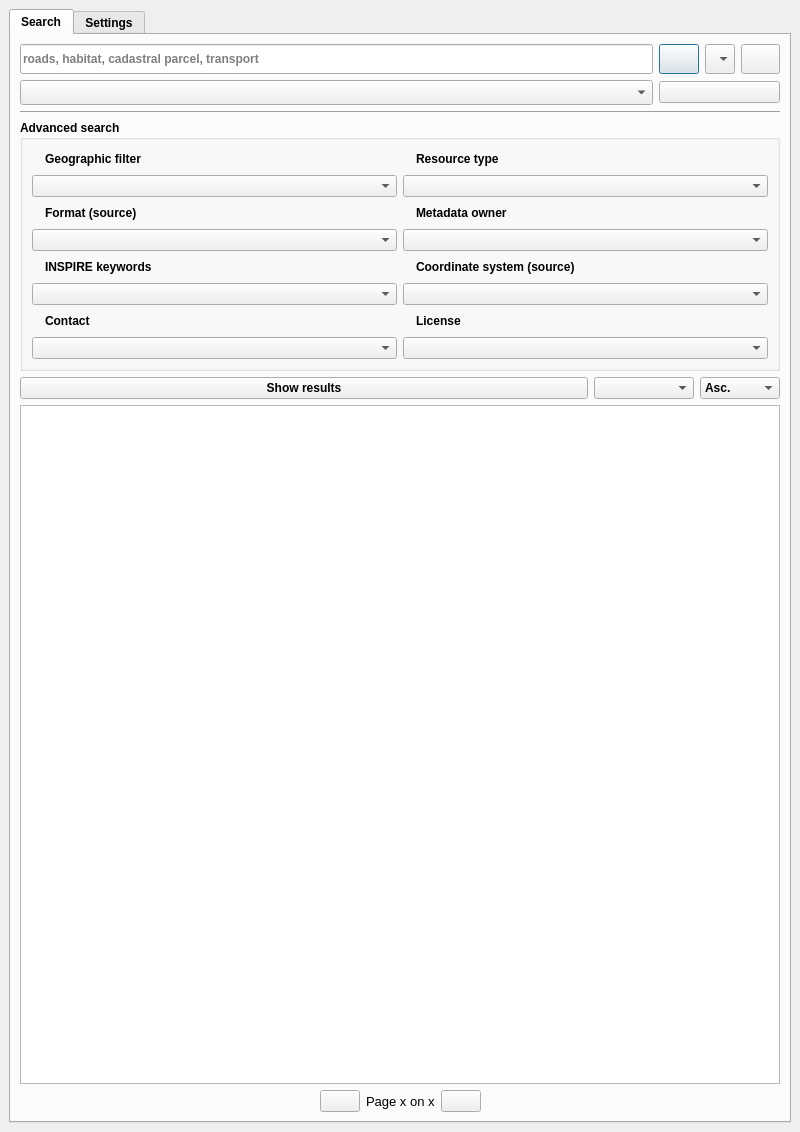
This is ui/isogeo_dockwidget_base.ui in isogeo/isogeo-plugin-qgis as Qt 5 draws it before an edit. The edited form follows.
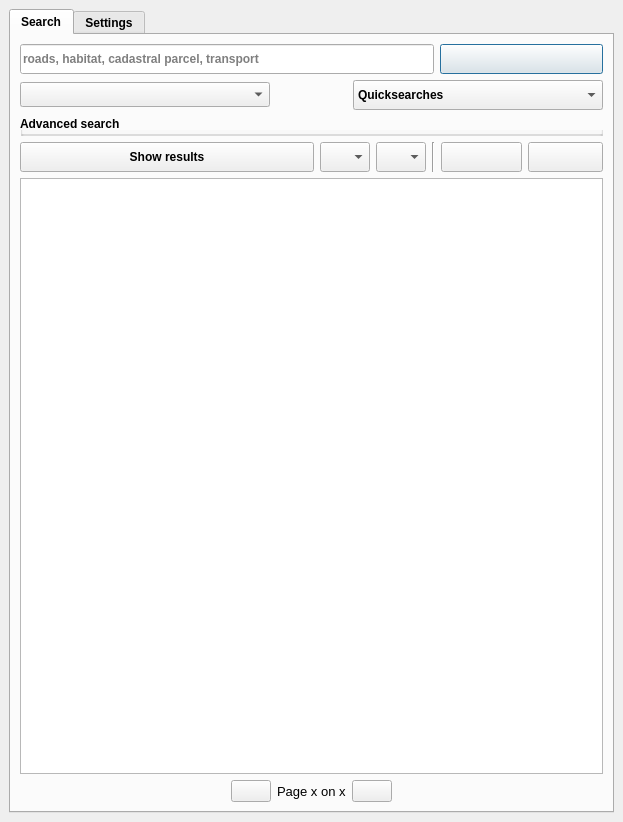
This is the edited form. Icons and pictures are not drawn. Custom widgets are drawn as their Qt base class.

Commit message: specifiy sizes and combobboxes insert order

```diff
--- a/ui/isogeo_dockwidget_base.ui
+++ b/ui/isogeo_dockwidget_base.ui
@@ -6,8 +6,8 @@
    <rect>
     <x>0</x>
     <y>0</y>
-    <width>800</width>
-    <height>1132</height>
+    <width>623</width>
+    <height>822</height>
    </rect>
   </property>
   <property name="minimumSize">
@@ -18,7 +18,7 @@
   </property>
   <property name="maximumSize">
    <size>
-    <width>800</width>
+    <width>900</width>
     <height>1792</height>
    </size>
   </property>
@@ -67,6 +67,12 @@
        <number>0</number>
       </property>
       <widget class="QWidget" name="tab_search">
+       <property name="maximumSize">
+        <size>
+         <width>875</width>
+         <height>2000</height>
+        </size>
+       </property>
        <attribute name="icon">
         <iconset resource="../resources.qrc">
          <normaloff>:/plugins/Isogeo/resources/search/search.svg</normaloff>:/plugins/Isogeo/resources/search/search.svg</iconset>
@@ -75,19 +81,19 @@
         <string>Search</string>
        </attribute>
        <layout class="QGridLayout" name="gridLayout_8">
-        <item column="0" row="3">
+        <item column="0" row="2">
          <layout class="QHBoxLayout" name="horizontalLayout_17">
           <item>
            <widget class="QPushButton" name="btn_show">
             <property name="minimumSize">
              <size>
               <width>201</width>
-              <height>0</height>
+              <height>30</height>
              </size>
             </property>
             <property name="maximumSize">
              <size>
-              <width>16777215</width>
+              <width>800</width>
               <height>30</height>
              </size>
             </property>
@@ -105,96 +111,275 @@
           </item>
           <item>
            <widget class="QComboBox" name="cbb_ob">
+            <property name="minimumSize">
+             <size>
+              <width>35</width>
+              <height>0</height>
+             </size>
+            </property>
             <property name="maximumSize">
              <size>
-              <width>100</width>
+              <width>50</width>
               <height>30</height>
              </size>
             </property>
             <property name="toolTip">
              <string>Sorting method</string>
             </property>
+            <property name="sizeAdjustPolicy">
+             <enum>QComboBox::AdjustToContents</enum>
+            </property>
            </widget>
           </item>
           <item>
            <widget class="QComboBox" name="cbb_od">
             <property name="minimumSize">
              <size>
-              <width>0</width>
+              <width>35</width>
               <height>0</height>
              </size>
             </property>
             <property name="maximumSize">
              <size>
-              <width>80</width>
+              <width>50</width>
               <height>30</height>
              </size>
             </property>
             <property name="toolTip">
              <string>Sorting direction</string>
             </property>
+            <property name="maxVisibleItems">
+             <number>3</number>
+            </property>
+            <property name="maxCount">
+             <number>3</number>
+            </property>
+            <property name="insertPolicy">
+             <enum>QComboBox::InsertAlphabetically</enum>
+            </property>
+            <property name="sizeAdjustPolicy">
+             <enum>QComboBox::AdjustToMinimumContentsLengthWithIcon</enum>
+            </property>
+            <property name="minimumContentsLength">
+             <number>10</number>
+            </property>
+           </widget>
+          </item>
+          <item>
+           <widget class="Line" name="line_2">
+            <property name="orientation">
+             <enum>Qt::Vertical</enum>
+            </property>
+           </widget>
+          </item>
+          <item>
+           <widget class="QPushButton" name="btn_reinit">
+            <property name="minimumSize">
+             <size>
+              <width>81</width>
+              <height>0</height>
+             </size>
+            </property>
+            <property name="maximumSize">
+             <size>
+              <width>75</width>
+              <height>30</height>
+             </size>
+            </property>
+            <property name="toolTip">
+             <string>Reset all input fields</string>
+            </property>
+            <property name="text">
+             <string />
+            </property>
+            <property name="icon">
+             <iconset resource="../resources.qrc">
+              <normaloff>:/plugins/Isogeo/resources/undo.svg</normaloff>:/plugins/Isogeo/resources/undo.svg</iconset>
+            </property>
+            <property name="iconSize">
+             <size>
+              <width>18</width>
+              <height>18</height>
+             </size>
+            </property>
+           </widget>
+          </item>
+          <item>
+           <widget class="QPushButton" name="btn_quicksearch_save">
+            <property name="maximumSize">
+             <size>
+              <width>75</width>
+              <height>30</height>
+             </size>
+            </property>
+            <property name="font">
+             <font>
+              <pointsize>8</pointsize>
+             </font>
+            </property>
+            <property name="toolTip">
+             <string>Save research</string>
+            </property>
+            <property name="text">
+             <string />
+            </property>
+            <property name="icon">
+             <iconset resource="../resources.qrc">
+              <normaloff>:/plugins/Isogeo/resources/save.svg</normaloff>:/plugins/Isogeo/resources/save.svg</iconset>
+            </property>
+            <property name="iconSize">
+             <size>
+              <width>18</width>
+              <height>18</height>
+             </size>
+            </property>
+           </widget>
+          </item>
+         </layout>
+        </item>
+        <item column="0" row="0">
+         <layout class="QGridLayout" name="lyt_search">
+          <item colspan="3" column="2" row="1">
+           <widget class="QComboBox" name="cbb_quicksearch_use">
+            <property name="minimumSize">
+             <size>
+              <width>250</width>
+              <height>30</height>
+             </size>
+            </property>
+            <property name="maximumSize">
+             <size>
+              <width>300</width>
+              <height>40</height>
+             </size>
+            </property>
+            <property name="sizeIncrement">
+             <size>
+              <width>2</width>
+              <height>0</height>
+             </size>
+            </property>
+            <property name="toolTip">
+             <string>Quick searches</string>
+            </property>
+            <property name="autoFillBackground">
+             <bool>true</bool>
+            </property>
+            <property name="insertPolicy">
+             <enum>QComboBox::InsertAlphabetically</enum>
+            </property>
+            <property name="iconSize">
+             <size>
+              <width>20</width>
+              <height>20</height>
+             </size>
+            </property>
             <item>
              <property name="text">
-              <string>Asc.</string>
+              <string>Quicksearches</string>
              </property>
              <property name="icon">
               <iconset resource="../resources.qrc">
                <normaloff>:/plugins/Isogeo/resources/results/sort-alpha-asc.svg</normaloff>:/plugins/Isogeo/resources/results/sort-alpha-asc.svg</iconset>
              </property>
             </item>
-            <item>
-             <property name="text">
-              <string>Des.</string>
-             </property>
-             <property name="icon">
-              <iconset resource="../resources.qrc">
-               <normaloff>:/plugins/Isogeo/resources/results/sort-alpha-desc.svg</normaloff>:/plugins/Isogeo/resources/results/sort-alpha-desc.svg</iconset>
-             </property>
-            </item>
+           </widget>
+          </item>
+          <item column="0" row="1">
+           <widget class="QComboBox" name="cbb_keywords">
+            <property name="minimumSize">
+             <size>
+              <width>250</width>
+              <height>25</height>
+             </size>
+            </property>
+            <property name="autoFillBackground">
+             <bool>true</bool>
+            </property>
+           </widget>
+          </item>
+          <item column="1" row="1">
+           <spacer name="horizontalSpacer_12">
+            <property name="orientation">
+             <enum>Qt::Horizontal</enum>
+            </property>
+            <property name="sizeHint" stdset="0">
+             <size>
+              <width>40</width>
+              <height>20</height>
+             </size>
+            </property>
+           </spacer>
+          </item>
+          <item colspan="2" column="3" row="0">
+           <widget class="QPushButton" name="btn_search_go">
+            <property name="minimumSize">
+             <size>
+              <width>0</width>
+              <height>30</height>
+             </size>
+            </property>
+            <property name="maximumSize">
+             <size>
+              <width>16777215</width>
+              <height>30</height>
+             </size>
+            </property>
+            <property name="cursor">
+             <cursorShape>PointingHandCursor</cursorShape>
+            </property>
+            <property name="toolTip">
+             <string>Launch search</string>
+            </property>
+            <property name="autoFillBackground">
+             <bool>true</bool>
+            </property>
+            <property name="text">
+             <string />
+            </property>
+            <property name="icon">
+             <iconset resource="../resources.qrc">
+              <normaloff>:/plugins/Isogeo/resources/search/search.svg</normaloff>:/plugins/Isogeo/resources/search/search.svg</iconset>
+            </property>
+            <property name="autoDefault">
+             <bool>true</bool>
+            </property>
+            <property name="default">
+             <bool>true</bool>
+            </property>
+            <property name="flat">
+             <bool>false</bool>
+            </property>
+           </widget>
+          </item>
+          <item colspan="3" column="0" row="0">
+           <widget class="QLineEdit" name="txt_input">
+            <property name="minimumSize">
+             <size>
+              <width>200</width>
+              <height>30</height>
+             </size>
+            </property>
+            <property name="toolTip">
+             <string>Enter your search terms</string>
+            </property>
+            <property name="autoFillBackground">
+             <bool>true</bool>
+            </property>
+            <property name="inputMask">
+             <string />
+            </property>
+            <property name="text">
+             <string />
+            </property>
+            <property name="placeholderText">
+             <string>roads, habitat, cadastral parcel, transport</string>
+            </property>
            </widget>
           </item>
          </layout>
         </item>
         <item column="0" row="4">
-         <widget class="QTableWidget" name="tbl_result">
-          <property name="editTriggers">
-           <set>QAbstractItemView::NoEditTriggers</set>
-          </property>
-          <property name="sortingEnabled">
-           <bool>false</bool>
-          </property>
-          <attribute name="horizontalHeaderVisible">
-           <bool>false</bool>
-          </attribute>
-          <attribute name="horizontalHeaderShowSortIndicator" stdset="0">
-           <bool>false</bool>
-          </attribute>
-          <attribute name="verticalHeaderVisible">
-           <bool>false</bool>
-          </attribute>
-          <column>
-           <property name="text">
-            <string>Title</string>
-           </property>
-          </column>
-          <column>
-           <property name="text">
-            <string>Modified</string>
-           </property>
-          </column>
-          <column>
-           <property name="text">
-            <string>Type</string>
-           </property>
-          </column>
-          <column>
-           <property name="text">
-            <string>Add</string>
-           </property>
-          </column>
-         </widget>
-        </item>
-        <item column="0" row="5">
          <layout class="QHBoxLayout" name="horizontalLayout_12">
           <item>
            <spacer name="horizontalSpacer_7">
@@ -266,184 +451,46 @@
           </item>
          </layout>
         </item>
-        <item column="0" row="0">
-         <layout class="QGridLayout" name="lyt_search">
-          <item column="2" row="0">
-           <widget class="QComboBox" name="cbb_quicksearch_use">
-            <property name="maximumSize">
-             <size>
-              <width>16777215</width>
-              <height>30</height>
-             </size>
-            </property>
-            <property name="toolTip">
-             <string>Quick searches</string>
-            </property>
-            <property name="autoFillBackground">
-             <bool>true</bool>
-            </property>
-            <property name="insertPolicy">
-             <enum>QComboBox::InsertAlphabetically</enum>
-            </property>
-            <property name="iconSize">
-             <size>
-              <width>20</width>
-              <height>20</height>
-             </size>
-            </property>
-            <item>
-             <property name="text">
-              <string />
-             </property>
-             <property name="icon">
-              <iconset resource="../resources.qrc">
-               <normaloff>:/plugins/Isogeo/resources/search/bolt.svg</normaloff>:/plugins/Isogeo/resources/search/bolt.svg</iconset>
-             </property>
-            </item>
-           </widget>
-          </item>
-          <item column="0" row="1">
-           <widget class="QComboBox" name="cbb_keywords">
-            <property name="minimumSize">
-             <size>
-              <width>0</width>
-              <height>25</height>
-             </size>
-            </property>
-           </widget>
-          </item>
-          <item column="0" row="0">
-           <widget class="QLineEdit" name="txt_input">
-            <property name="minimumSize">
-             <size>
-              <width>200</width>
-              <height>30</height>
-             </size>
-            </property>
-            <property name="toolTip">
-             <string>Enter your search terms</string>
-            </property>
-            <property name="autoFillBackground">
-             <bool>true</bool>
-            </property>
-            <property name="inputMask">
-             <string />
-            </property>
-            <property name="text">
-             <string />
-            </property>
-            <property name="placeholderText">
-             <string>roads, habitat, cadastral parcel, transport</string>
-            </property>
-           </widget>
-          </item>
-          <item column="1" row="0">
-           <widget class="QPushButton" name="btn_search_go">
-            <property name="minimumSize">
-             <size>
-              <width>0</width>
-              <height>30</height>
-             </size>
-            </property>
-            <property name="maximumSize">
-             <size>
-              <width>16777215</width>
-              <height>30</height>
-             </size>
-            </property>
-            <property name="cursor">
-             <cursorShape>PointingHandCursor</cursorShape>
-            </property>
-            <property name="toolTip">
-             <string>Launch search</string>
-            </property>
-            <property name="autoFillBackground">
-             <bool>true</bool>
-            </property>
-            <property name="text">
-             <string />
-            </property>
-            <property name="icon">
-             <iconset resource="../resources.qrc">
-              <normaloff>:/plugins/Isogeo/resources/search/search.svg</normaloff>:/plugins/Isogeo/resources/search/search.svg</iconset>
-            </property>
-            <property name="autoDefault">
-             <bool>true</bool>
-            </property>
-            <property name="default">
-             <bool>true</bool>
-            </property>
-            <property name="flat">
-             <bool>false</bool>
-            </property>
-           </widget>
-          </item>
-          <item colspan="3" column="1" row="1">
-           <widget class="QPushButton" name="btn_reinit">
-            <property name="minimumSize">
-             <size>
-              <width>81</width>
-              <height>0</height>
-             </size>
-            </property>
-            <property name="maximumSize">
-             <size>
-              <width>16777215</width>
-              <height>16777215</height>
-             </size>
-            </property>
-            <property name="toolTip">
-             <string>Reset all input fields</string>
-            </property>
-            <property name="text">
-             <string />
-            </property>
-            <property name="icon">
-             <iconset resource="../resources.qrc">
-              <normaloff>:/plugins/Isogeo/resources/undo.svg</normaloff>:/plugins/Isogeo/resources/undo.svg</iconset>
-            </property>
-            <property name="iconSize">
-             <size>
-              <width>18</width>
-              <height>18</height>
-             </size>
-            </property>
-           </widget>
-          </item>
-          <item column="3" row="0">
-           <widget class="QPushButton" name="btn_quicksearch_save">
-            <property name="maximumSize">
-             <size>
-              <width>16777215</width>
-              <height>30</height>
-             </size>
-            </property>
-            <property name="font">
-             <font>
-              <pointsize>8</pointsize>
-             </font>
-            </property>
-            <property name="toolTip">
-             <string>Save research</string>
-            </property>
-            <property name="text">
-             <string />
-            </property>
-            <property name="icon">
-             <iconset resource="../resources.qrc">
-              <normaloff>:/plugins/Isogeo/resources/save.svg</normaloff>:/plugins/Isogeo/resources/save.svg</iconset>
-            </property>
-            <property name="iconSize">
-             <size>
-              <width>18</width>
-              <height>18</height>
-             </size>
-            </property>
-           </widget>
-          </item>
-         </layout>
+        <item column="0" row="3">
+         <widget class="QTableWidget" name="tbl_result">
+          <property name="editTriggers">
+           <set>QAbstractItemView::NoEditTriggers</set>
+          </property>
+          <property name="sortingEnabled">
+           <bool>false</bool>
+          </property>
+          <attribute name="horizontalHeaderVisible">
+           <bool>false</bool>
+          </attribute>
+          <attribute name="horizontalHeaderShowSortIndicator" stdset="0">
+           <bool>false</bool>
+          </attribute>
+          <attribute name="verticalHeaderVisible">
+           <bool>false</bool>
+          </attribute>
+          <column>
+           <property name="text">
+            <string>Title</string>
+           </property>
+          </column>
+          <column>
+           <property name="text">
+            <string>Modified</string>
+           </property>
+          </column>
+          <column>
+           <property name="text">
+            <string>Type</string>
+           </property>
+          </column>
+          <column>
+           <property name="text">
+            <string>Add</string>
+           </property>
+          </column>
+         </widget>
         </item>
-        <item column="0" row="2">
+        <item column="0" row="1">
          <widget class="QgsCollapsibleGroupBox" name="grp_filters">
           <property name="sizePolicy">
            <sizepolicy hsizetype="Maximum" vsizetype="Preferred">
@@ -454,7 +501,7 @@
           <property name="maximumSize">
            <size>
             <width>800</width>
-            <height>16777215</height>
+            <height>20</height>
            </size>
           </property>
           <property name="font">
@@ -531,7 +578,26 @@
                     </layout>
                    </item>
                    <item>
-                    <widget class="QComboBox" name="cbb_geofilter" />
+                    <widget class="QComboBox" name="cbb_geofilter">
+                     <property name="minimumSize">
+                      <size>
+                       <width>250</width>
+                       <height>20</height>
+                      </size>
+                     </property>
+                     <property name="maximumSize">
+                      <size>
+                       <width>360</width>
+                       <height>25</height>
+                      </size>
+                     </property>
+                     <property name="insertPolicy">
+                      <enum>QComboBox::InsertAlphabetically</enum>
+                     </property>
+                     <property name="sizeAdjustPolicy">
+                      <enum>QComboBox::AdjustToMinimumContentsLengthWithIcon</enum>
+                     </property>
+                    </widget>
                    </item>
                   </layout>
                  </item>
@@ -604,16 +670,22 @@
                      </property>
                      <property name="minimumSize">
                       <size>
-                       <width>30</width>
-                       <height>0</height>
+                       <width>250</width>
+                       <height>20</height>
                       </size>
                      </property>
                      <property name="maximumSize">
                       <size>
-                       <width>16777215</width>
-                       <height>16777215</height>
+                       <width>360</width>
+                       <height>25</height>
                       </size>
                      </property>
+                     <property name="insertPolicy">
+                      <enum>QComboBox::InsertAlphabetically</enum>
+                     </property>
+                     <property name="sizeAdjustPolicy">
+                      <enum>QComboBox::AdjustToMinimumContentsLengthWithIcon</enum>
+                     </property>
                     </widget>
                    </item>
                   </layout>
@@ -687,16 +759,22 @@
                      </property>
                      <property name="minimumSize">
                       <size>
-                       <width>30</width>
-                       <height>0</height>
+                       <width>250</width>
+                       <height>20</height>
                       </size>
                      </property>
                      <property name="maximumSize">
                       <size>
-                       <width>16777215</width>
-                       <height>16777215</height>
+                       <width>360</width>
+                       <height>25</height>
                       </size>
                      </property>
+                     <property name="insertPolicy">
+                      <enum>QComboBox::InsertAlphabetically</enum>
+                     </property>
+                     <property name="sizeAdjustPolicy">
+                      <enum>QComboBox::AdjustToMinimumContentsLengthWithIcon</enum>
+                     </property>
                     </widget>
                    </item>
                   </layout>
@@ -762,7 +840,26 @@
                     </layout>
                    </item>
                    <item>
-                    <widget class="QComboBox" name="cbb_contact" />
+                    <widget class="QComboBox" name="cbb_contact">
+                     <property name="minimumSize">
+                      <size>
+                       <width>250</width>
+                       <height>20</height>
+                      </size>
+                     </property>
+                     <property name="maximumSize">
+                      <size>
+                       <width>360</width>
+                       <height>25</height>
+                      </size>
+                     </property>
+                     <property name="insertPolicy">
+                      <enum>QComboBox::InsertAlphabetically</enum>
+                     </property>
+                     <property name="sizeAdjustPolicy">
+                      <enum>QComboBox::AdjustToMinimumContentsLengthWithIcon</enum>
+                     </property>
+                    </widget>
                    </item>
                   </layout>
                  </item>
@@ -822,7 +919,26 @@
                     </layout>
                    </item>
                    <item>
-                    <widget class="QComboBox" name="cbb_type" />
+                    <widget class="QComboBox" name="cbb_type">
+                     <property name="minimumSize">
+                      <size>
+                       <width>250</width>
+                       <height>20</height>
+                      </size>
+                     </property>
+                     <property name="maximumSize">
+                      <size>
+                       <width>360</width>
+                       <height>25</height>
+                      </size>
+                     </property>
+                     <property name="insertPolicy">
+                      <enum>QComboBox::InsertAlphabetically</enum>
+                     </property>
+                     <property name="sizeAdjustPolicy">
+                      <enum>QComboBox::AdjustToMinimumContentsLengthWithIcon</enum>
+                     </property>
+                    </widget>
                    </item>
                   </layout>
                  </item>
@@ -895,16 +1011,22 @@
                      </property>
                      <property name="minimumSize">
                       <size>
-                       <width>30</width>
-                       <height>0</height>
+                       <width>250</width>
+                       <height>20</height>
                       </size>
                      </property>
                      <property name="maximumSize">
                       <size>
-                       <width>16777215</width>
-                       <height>16777215</height>
+                       <width>360</width>
+                       <height>25</height>
                       </size>
                      </property>
+                     <property name="insertPolicy">
+                      <enum>QComboBox::InsertAlphabetically</enum>
+                     </property>
+                     <property name="sizeAdjustPolicy">
+                      <enum>QComboBox::AdjustToMinimumContentsLengthWithIcon</enum>
+                     </property>
                     </widget>
                    </item>
                   </layout>
@@ -978,16 +1100,22 @@
                      </property>
                      <property name="minimumSize">
                       <size>
-                       <width>30</width>
-                       <height>0</height>
+                       <width>250</width>
+                       <height>20</height>
                       </size>
                      </property>
                      <property name="maximumSize">
                       <size>
-                       <width>16777215</width>
-                       <height>16777215</height>
+                       <width>360</width>
+                       <height>25</height>
                       </size>
                      </property>
+                     <property name="insertPolicy">
+                      <enum>QComboBox::InsertAlphabetically</enum>
+                     </property>
+                     <property name="sizeAdjustPolicy">
+                      <enum>QComboBox::AdjustToMinimumContentsLengthWithIcon</enum>
+                     </property>
                     </widget>
                    </item>
                   </layout>
@@ -1044,7 +1172,26 @@
                     </layout>
                    </item>
                    <item>
-                    <widget class="QComboBox" name="cbb_license" />
+                    <widget class="QComboBox" name="cbb_license">
+                     <property name="minimumSize">
+                      <size>
+                       <width>250</width>
+                       <height>20</height>
+                      </size>
+                     </property>
+                     <property name="maximumSize">
+                      <size>
+                       <width>360</width>
+                       <height>25</height>
+                      </size>
+                     </property>
+                     <property name="insertPolicy">
+                      <enum>QComboBox::InsertAlphabetically</enum>
+                     </property>
+                     <property name="sizeAdjustPolicy">
+                      <enum>QComboBox::AdjustToMinimumContentsLengthWithIcon</enum>
+                     </property>
+                    </widget>
                    </item>
                   </layout>
                  </item>
@@ -1057,13 +1204,6 @@
           </layout>
          </widget>
         </item>
-        <item column="0" row="1">
-         <widget class="Line" name="line">
-          <property name="orientation">
-           <enum>Qt::Horizontal</enum>
-          </property>
-         </widget>
-        </item>
        </layout>
        <zorder>grp_filters</zorder>
        <zorder>tbl_result</zorder>
```
Left out of the diff: 5 changed lines with no effect on the pictures.
